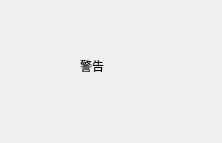
SongYaoLynn/LanserMedicalManagement, file warning.ui: the form before one commit.
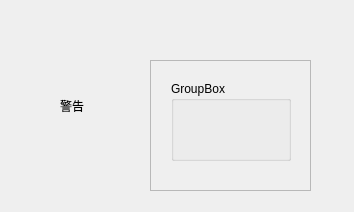
The form after the commit.

```diff
--- a/warning.ui
+++ b/warning.ui
@@ -6,8 +6,8 @@
    <rect>
     <x>0</x>
     <y>0</y>
-    <width>222</width>
-    <height>143</height>
+    <width>354</width>
+    <height>212</height>
    </rect>
   </property>
   <property name="windowTitle">
@@ -16,16 +16,52 @@
   <widget class="QLabel" name="label">
    <property name="geometry">
     <rect>
-     <x>80</x>
+     <x>60</x>
      <y>60</y>
-     <width>54</width>
-     <height>12</height>
+     <width>221</width>
+     <height>91</height>
     </rect>
    </property>
    <property name="text">
     <string>警告</string>
    </property>
   </widget>
+  <widget class="QScrollArea" name="scrollArea">
+   <property name="geometry">
+    <rect>
+     <x>150</x>
+     <y>60</y>
+     <width>161</width>
+     <height>131</height>
+    </rect>
+   </property>
+   <property name="widgetResizable">
+    <bool>true</bool>
+   </property>
+   <widget class="QWidget" name="scrollAreaWidgetContents">
+    <property name="geometry">
+     <rect>
+      <x>0</x>
+      <y>0</y>
+      <width>159</width>
+      <height>129</height>
+     </rect>
+    </property>
+    <widget class="QGroupBox" name="groupBox">
+     <property name="geometry">
+      <rect>
+       <x>20</x>
+       <y>20</y>
+       <width>120</width>
+       <height>80</height>
+      </rect>
+     </property>
+     <property name="title">
+      <string>GroupBox</string>
+     </property>
+    </widget>
+   </widget>
+  </widget>
  </widget>
  <resources/>
  <connections/>
```
